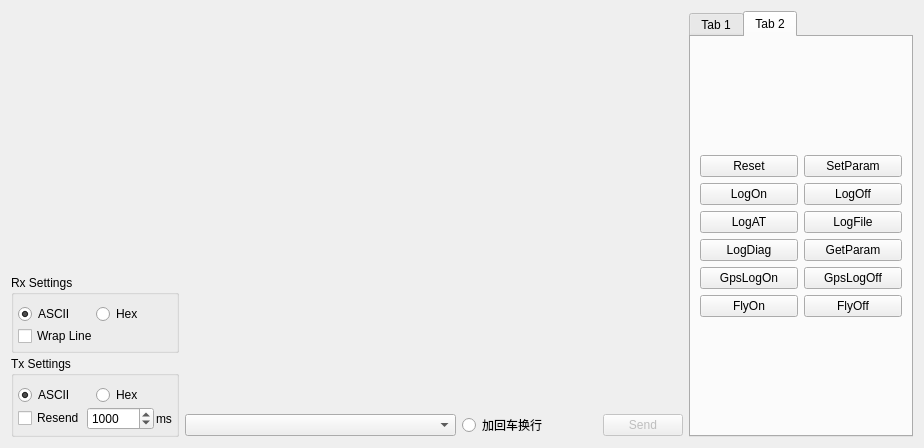
Above: SerialTool/ui/terminalview.ui from xfirekylin/SerialTool before the change. Below: the same form after it.
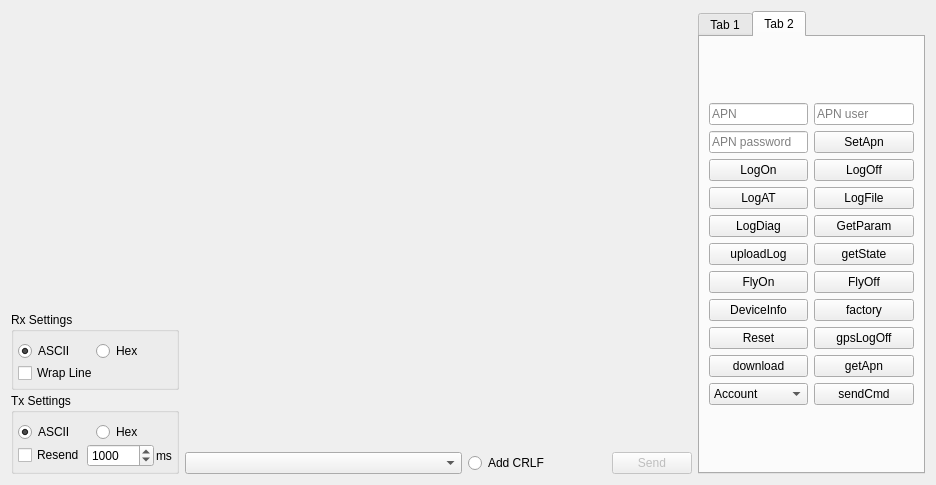
That is the form after the change. Custom widgets are drawn as their Qt base class.

The edit to the form file:
```diff
--- a/SerialTool/ui/terminalview.ui
+++ b/SerialTool/ui/terminalview.ui
@@ -6,8 +6,8 @@
    <rect>
     <x>0</x>
     <y>0</y>
-    <width>924</width>
-    <height>448</height>
+    <width>936</width>
+    <height>485</height>
    </rect>
   </property>
   <property name="sizePolicy">
@@ -235,6 +235,14 @@
                <verstretch>0</verstretch>
               </sizepolicy>
              </property>
+             <property name="font">
+              <font>
+               <family>Monotype Corsiva</family>
+               <pointsize>10</pointsize>
+               <italic>false</italic>
+               <kerning>false</kerning>
+              </font>
+             </property>
              <property name="focusPolicy">
               <enum>Qt::StrongFocus</enum>
              </property>
@@ -243,7 +251,7 @@
            <item row="1" column="1">
             <widget class="QRadioButton" name="rCL">
              <property name="text">
-              <string>加回车换行</string>
+              <string>Add CRLF</string>
              </property>
             </widget>
            </item>
@@ -604,21 +612,56 @@
         <layout class="QGridLayout" name="gridLayout_5">
          <item row="0" column="0">
           <layout class="QGridLayout" name="gridLayout_4">
-           <item row="3" column="1">
+           <item row="4" column="1">
             <widget class="QPushButton" name="LogDiag">
              <property name="text">
               <string>LogDiag</string>
              </property>
             </widget>
            </item>
+           <item row="7" column="1">
+            <widget class="QPushButton" name="deviceInfo">
+             <property name="text">
+              <string>DeviceInfo</string>
+             </property>
+            </widget>
+           </item>
+           <item row="5" column="1">
+            <widget class="QPushButton" name="uploadLogBtn">
+             <property name="text">
+              <string>uploadLog</string>
+             </property>
+            </widget>
+           </item>
+           <item row="5" column="2">
+            <widget class="QPushButton" name="getstateBtn">
+             <property name="text">
+              <string>getState</string>
+             </property>
+            </widget>
+           </item>
            <item row="1" column="1">
-            <widget class="QPushButton" name="logOnBtn">
+            <widget class="QLineEdit" name="apnPwd">
+             <property name="placeholderText">
+              <string>APN password</string>
+             </property>
+            </widget>
+           </item>
+           <item row="9" column="2">
+            <widget class="QPushButton" name="getApn">
              <property name="text">
-              <string>LogOn</string>
+              <string>getApn</string>
              </property>
             </widget>
            </item>
-           <item row="2" column="1">
+           <item row="3" column="2">
+            <widget class="QPushButton" name="logFileBtn">
+             <property name="text">
+              <string>LogFile</string>
+             </property>
+            </widget>
+           </item>
+           <item row="3" column="1">
             <widget class="QPushButton" name="LogAT">
              <property name="text">
               <string>LogAT</string>
@@ -626,80 +669,238 @@
             </widget>
            </item>
            <item row="4" column="2">
-            <widget class="QPushButton" name="logGpsOffBtn">
-             <property name="text">
-              <string>GpsLogOff</string>
-             </property>
-            </widget>
-           </item>
-           <item row="0" column="2">
-            <widget class="QPushButton" name="setBtn">
-             <property name="sizePolicy">
-              <sizepolicy hsizetype="Expanding" vsizetype="Fixed">
-               <horstretch>0</horstretch>
-               <verstretch>0</verstretch>
-              </sizepolicy>
-             </property>
-             <property name="text">
-              <string>SetParam</string>
-             </property>
-            </widget>
-           </item>
-           <item row="1" column="2">
-            <widget class="QPushButton" name="logOffBtn">
-             <property name="text">
-              <string>LogOff</string>
-             </property>
-            </widget>
-           </item>
-           <item row="4" column="1">
-            <widget class="QPushButton" name="logGpsOnBtn">
-             <property name="text">
-              <string>GpsLogOn</string>
-             </property>
-            </widget>
-           </item>
-           <item row="2" column="2">
-            <widget class="QPushButton" name="logFileBtn">
-             <property name="text">
-              <string>LogFile</string>
-             </property>
-            </widget>
-           </item>
-           <item row="0" column="1">
-            <widget class="QPushButton" name="resetBtn">
-             <property name="sizePolicy">
-              <sizepolicy hsizetype="Expanding" vsizetype="Fixed">
-               <horstretch>0</horstretch>
-               <verstretch>0</verstretch>
-              </sizepolicy>
-             </property>
-             <property name="text">
-              <string>Reset</string>
-             </property>
-            </widget>
-           </item>
-           <item row="3" column="2">
             <widget class="QPushButton" name="getParamBtn">
              <property name="text">
               <string>GetParam</string>
              </property>
             </widget>
            </item>
-           <item row="5" column="1">
-            <widget class="QPushButton" name="flyOnBtn">
-             <property name="text">
-              <string>FlyOn</string>
-             </property>
-            </widget>
-           </item>
-           <item row="5" column="2">
+           <item row="6" column="2">
             <widget class="QPushButton" name="flyOffBtn">
              <property name="text">
               <string>FlyOff</string>
              </property>
             </widget>
            </item>
+           <item row="6" column="1">
+            <widget class="QPushButton" name="flyOnBtn">
+             <property name="text">
+              <string>FlyOn</string>
+             </property>
+            </widget>
+           </item>
+           <item row="1" column="2">
+            <widget class="QPushButton" name="setBtn">
+             <property name="sizePolicy">
+              <sizepolicy hsizetype="Expanding" vsizetype="Fixed">
+               <horstretch>0</horstretch>
+               <verstretch>0</verstretch>
+              </sizepolicy>
+             </property>
+             <property name="text">
+              <string>SetApn</string>
+             </property>
+            </widget>
+           </item>
+           <item row="2" column="1">
+            <widget class="QPushButton" name="logOnBtn">
+             <property name="text">
+              <string>LogOn</string>
+             </property>
+            </widget>
+           </item>
+           <item row="8" column="1">
+            <widget class="QPushButton" name="resetBtn">
+             <property name="sizePolicy">
+              <sizepolicy hsizetype="Expanding" vsizetype="Fixed">
+               <horstretch>0</horstretch>
+               <verstretch>0</verstretch>
+              </sizepolicy>
+             </property>
+             <property name="text">
+              <string>Reset</string>
+             </property>
+            </widget>
+           </item>
+           <item row="9" column="1">
+            <widget class="QPushButton" name="download">
+             <property name="text">
+              <string>download</string>
+             </property>
+            </widget>
+           </item>
+           <item row="7" column="2">
+            <widget class="QPushButton" name="factory">
+             <property name="text">
+              <string>factory</string>
+             </property>
+            </widget>
+           </item>
+           <item row="2" column="2">
+            <widget class="QPushButton" name="logOffBtn">
+             <property name="text">
+              <string>LogOff</string>
+             </property>
+            </widget>
+           </item>
+           <item row="8" column="2">
+            <widget class="QPushButton" name="gpsLogOff">
+             <property name="text">
+              <string>gpsLogOff</string>
+             </property>
+            </widget>
+           </item>
+           <item row="0" column="1">
+            <widget class="QLineEdit" name="APN">
+             <property name="inputMask">
+              <string/>
+             </property>
+             <property name="placeholderText">
+              <string>APN</string>
+             </property>
+            </widget>
+           </item>
+           <item row="0" column="2">
+            <widget class="QLineEdit" name="apnUser">
+             <property name="inputMethodHints">
+              <set>Qt::ImhDigitsOnly</set>
+             </property>
+             <property name="placeholderText">
+              <string>APN user</string>
+             </property>
+            </widget>
+           </item>
+           <item row="10" column="1">
+            <widget class="QComboBox" name="cmdlist">
+             <item>
+              <property name="text">
+               <string>Account</string>
+              </property>
+             </item>
+             <item>
+              <property name="text">
+               <string>lcd</string>
+              </property>
+             </item>
+             <item>
+              <property name="text">
+               <string>aui</string>
+              </property>
+             </item>
+             <item>
+              <property name="text">
+               <string>fly0</string>
+              </property>
+             </item>
+             <item>
+              <property name="text">
+               <string>fly1</string>
+              </property>
+             </item>
+             <item>
+              <property name="text">
+               <string>autoTest</string>
+              </property>
+             </item>
+             <item>
+              <property name="text">
+               <string>autoCall</string>
+              </property>
+             </item>
+             <item>
+              <property name="text">
+               <string>testCall5s</string>
+              </property>
+             </item>
+             <item>
+              <property name="text">
+               <string>resCall</string>
+              </property>
+             </item>
+             <item>
+              <property name="text">
+               <string>testonoff</string>
+              </property>
+             </item>
+             <item>
+              <property name="text">
+               <string>ResOnoff</string>
+              </property>
+             </item>
+             <item>
+              <property name="text">
+               <string>fakeNfc</string>
+              </property>
+             </item>
+             <item>
+              <property name="text">
+               <string>FileM</string>
+              </property>
+             </item>
+             <item>
+              <property name="text">
+               <string>batm</string>
+              </property>
+             </item>
+             <item>
+              <property name="text">
+               <string>formatc</string>
+              </property>
+             </item>
+             <item>
+              <property name="text">
+               <string>formatd</string>
+              </property>
+             </item>
+             <item>
+              <property name="text">
+               <string>formate</string>
+              </property>
+             </item>
+             <item>
+              <property name="text">
+               <string>cklog</string>
+              </property>
+             </item>
+             <item>
+              <property name="text">
+               <string>vplay</string>
+              </property>
+             </item>
+             <item>
+              <property name="text">
+               <string>vbatPercent</string>
+              </property>
+             </item>
+             <item>
+              <property name="text">
+               <string>simKey</string>
+              </property>
+             </item>
+             <item>
+              <property name="text">
+               <string>assertMode</string>
+              </property>
+             </item>
+             <item>
+              <property name="text">
+               <string>at2poc</string>
+              </property>
+             </item>
+             <item>
+              <property name="text">
+               <string>at2ui</string>
+              </property>
+             </item>
+            </widget>
+           </item>
+           <item row="10" column="2">
+            <widget class="QPushButton" name="sendCmd">
+             <property name="text">
+              <string>sendCmd</string>
+             </property>
+            </widget>
+           </item>
           </layout>
          </item>
         </layout>
```
